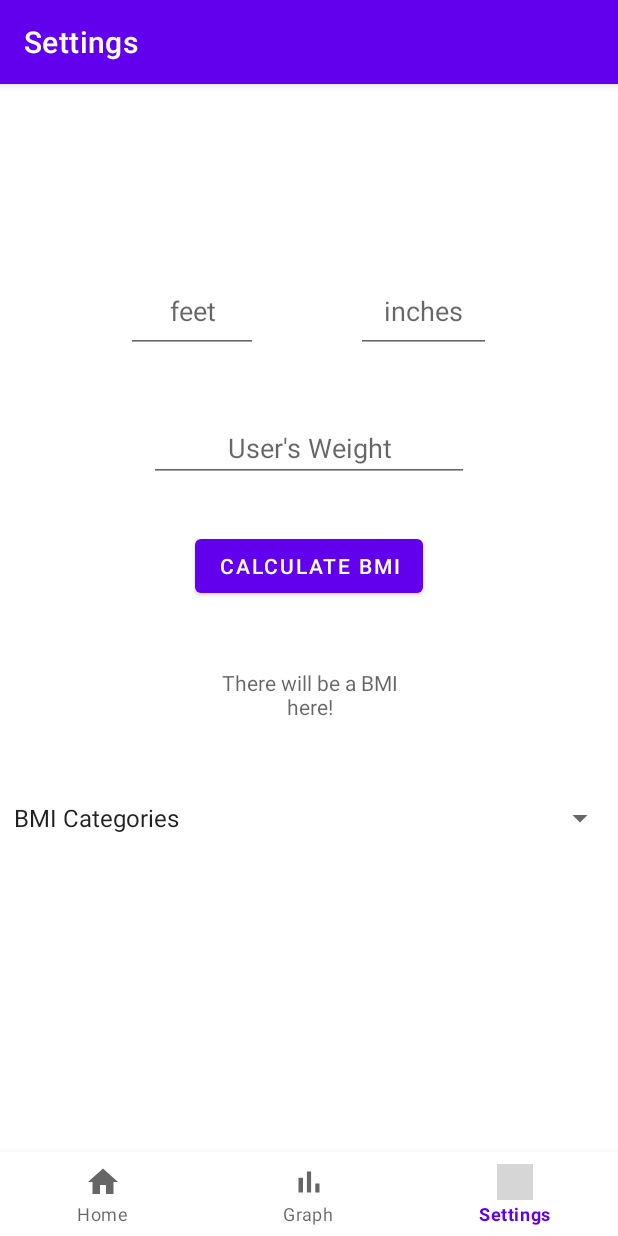
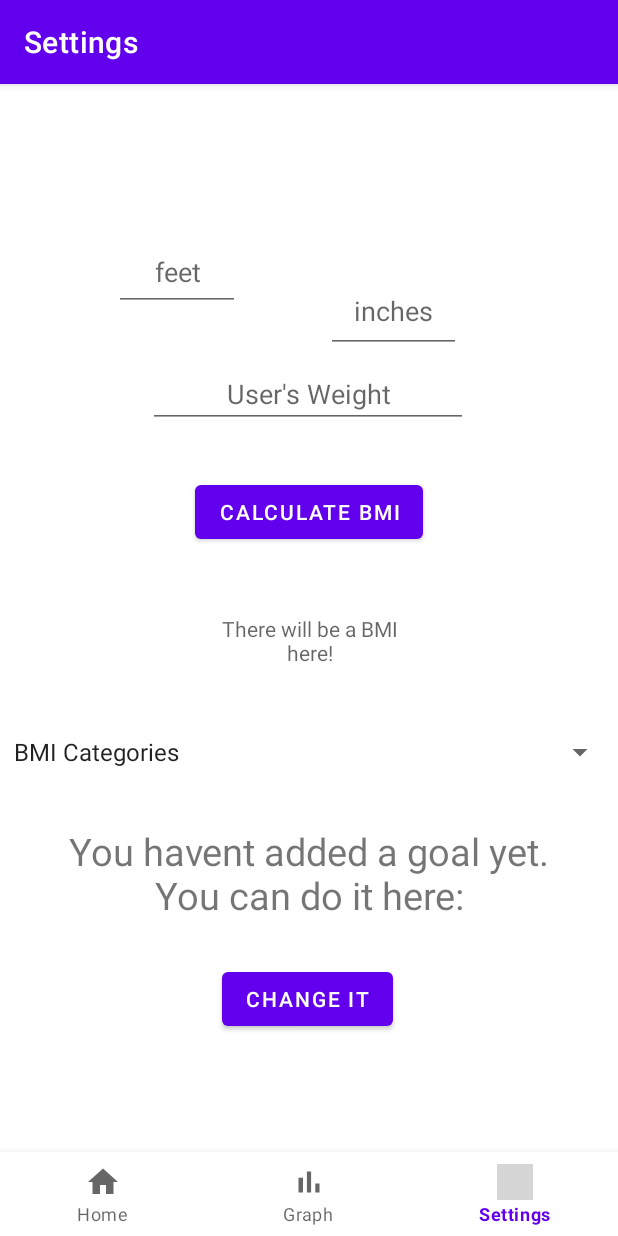
Before and after one commit to FlorenciaDiCiocco/FAT_app_cs246, an Android app: the NotificationsFragment screen opened through its navigation route, on a phone screen of 412 x 824 dp. Run offline under Robolectric (Android 15) with nearby library versions, the phone set to English and light mode, and no system bars; our stand-ins replace navigation-ui; grey boxes are pictures that could not be loaded.

Commit message:
added the save goal and a momentary skip it button

```diff
--- a/app/src/main/AndroidManifest.xml
+++ b/app/src/main/AndroidManifest.xml
@@ -9,7 +9,8 @@
         android:roundIcon="@mipmap/ic_launcher_round"
         android:supportsRtl="true"
         android:theme="@style/Theme.FAT">
-        <activity android:name=".add_weight_final"></activity>
+        <activity android:name=".Save_Goal"></activity>
+        <activity android:name=".add_weight_final" />
         <activity
             android:name=".MainActivity2_bottom_bar"
             android:label="@string/title_activity_main_activity2_bottom_bar" />
--- a/app/src/main/java/com/team3/fat/Globals.java
+++ b/app/src/main/java/com/team3/fat/Globals.java
@@ -47,4 +47,14 @@ public class Globals {
     public static void set_weight_type(Weight_type newWeight_type) {
         _user.weight_type = newWeight_type;
     }
+
+    // Getter Goal
+    public static float get_Goal() {
+        return _user.weight_goal;
+    }
+
+    // Setter Goal
+    public static void set_Goal(float Goal) {
+        _user.weight_goal = Goal;
+    }
 }
--- a/app/src/main/java/com/team3/fat/MainActivity.java
+++ b/app/src/main/java/com/team3/fat/MainActivity.java
@@ -105,5 +105,9 @@ public class MainActivity extends AppCompatActivity {
     //    button.setText("Yo yo yo");
 
     //}
-
+    public void damn_it_all(View view){
+        //I'll remove this function before the handin, sorry
+        Globals.setuserEmail("user's name");
+        startActivity(new Intent(getApplicationContext(), MainActivity2_bottom_bar.class));
+    }
 }
--- a/app/src/main/java/com/team3/fat/ui/notifications/NotificationsFragment.java
+++ b/app/src/main/java/com/team3/fat/ui/notifications/NotificationsFragment.java
@@ -1,10 +1,12 @@
 package com.team3.fat.ui.notifications;
 
+import android.content.Intent;
 import android.os.Bundle;
 import android.view.LayoutInflater;
 import android.view.View;
 import android.view.ViewGroup;
 import android.widget.ArrayAdapter;
+import android.widget.Button;
 import android.widget.EditText;
 import android.widget.Spinner;
 import android.widget.TextView;
@@ -15,13 +17,17 @@ import androidx.fragment.app.Fragment;
 import androidx.lifecycle.Observer;
 import androidx.lifecycle.ViewModelProvider;
 
+import com.team3.fat.Globals;
 import com.team3.fat.R;
+import com.team3.fat.Save_Goal;
 
 public class NotificationsFragment extends Fragment  implements View.OnClickListener{
 
     private NotificationsViewModel notificationsViewModel;
 
     public String pear;
+    TextView _mygoal;
+    Button Changing;
 
     public View onCreateView(@NonNull LayoutInflater inflater,
                              ViewGroup container, Bundle savedInstanceState) {
@@ -48,6 +54,26 @@ public class NotificationsFragment extends Fragment  implements View.OnClickList
             }
 
         });
+
+        //I'll show the weight goal here:
+        _mygoal = root.findViewById(R.id.actual_weight_goal);
+        if(Globals.get_Goal()==0){
+            _mygoal.setText("You havent added a goal yet.\nYou can do it here:");
+        } else {
+            _mygoal.setText("Your goal is: "+Globals.get_Goal()+".\nYou can change it here:");
+        }
+
+        //Here we call change weight goal
+        Changing=root.findViewById(R.id.change_goal);
+        Changing.setOnClickListener(new View.OnClickListener() {
+            @Override
+            public void onClick(View v) {
+                Intent weightIntent = new Intent(getActivity(), Save_Goal.class);
+                startActivity(weightIntent);
+            }
+        });
+
+
         return root;
     }
 
--- /dev/null
+++ b/app/src/main/res/layout/content_save_new_goal.xml
@@ -0,0 +1,6 @@
+<?xml version="1.0" encoding="utf-8"?>
+<androidx.constraintlayout.widget.ConstraintLayout xmlns:android="http://schemas.android.com/apk/res/android"
+    xmlns:app="http://schemas.android.com/apk/res-auto"
+    android:layout_width="match_parent"
+    android:layout_height="match_parent"
+    app:layout_behavior="@string/appbar_scrolling_view_behavior"></androidx.constraintlayout.widget.ConstraintLayout>
--- a/app/src/main/res/layout/fragment_notifications.xml
+++ b/app/src/main/res/layout/fragment_notifications.xml
@@ -8,11 +8,11 @@
 
     <EditText
         android:id="@+id/feetHeight"
-        android:layout_width="88dp"
-        android:layout_height="55dp"
-        android:layout_marginStart="84dp"
-        android:layout_marginLeft="84dp"
-        android:layout_marginTop="68dp"
+        android:layout_width="84dp"
+        android:layout_height="51dp"
+        android:layout_marginStart="76dp"
+        android:layout_marginLeft="76dp"
+        android:layout_marginTop="44dp"
         android:autoText="false"
         android:ems="10"
         android:gravity="center"
@@ -38,7 +38,7 @@
         android:id="@+id/BMIspinner"
         android:layout_width="409dp"
         android:layout_height="41dp"
-        android:layout_marginTop="32dp"
+        android:layout_marginTop="24dp"
         app:layout_constraintEnd_toEndOf="parent"
         app:layout_constraintStart_toStartOf="parent"
         app:layout_constraintTop_toBottomOf="@+id/numBMI" />
@@ -68,7 +68,7 @@
         android:hint="inches"
         android:inputType="numberSigned"
         app:layout_constraintEnd_toEndOf="parent"
-        app:layout_constraintHorizontal_bias="0.985"
+        app:layout_constraintHorizontal_bias="0.738"
         app:layout_constraintStart_toEndOf="@+id/feetHeight"
         app:layout_constraintTop_toTopOf="parent" />
 
@@ -76,16 +76,41 @@
         android:id="@+id/calcWithWeight"
         android:layout_width="wrap_content"
         android:layout_height="wrap_content"
-        android:layout_marginTop="164dp"
+        android:layout_marginTop="128dp"
         android:ems="10"
         android:gravity="center"
         android:hint="User's Weight"
         android:inputType="numberDecimal"
         app:layout_constraintBottom_toTopOf="@+id/buttonBMI"
         app:layout_constraintEnd_toEndOf="parent"
+        app:layout_constraintHorizontal_bias="0.497"
         app:layout_constraintStart_toStartOf="parent"
         app:layout_constraintTop_toTopOf="parent"
         app:layout_constraintVertical_bias="0.0" />
 
+    <Button
+        android:id="@+id/change_goal"
+        android:layout_width="wrap_content"
+        android:layout_height="wrap_content"
+        android:layout_marginStart="148dp"
+        android:layout_marginLeft="148dp"
+        android:layout_marginTop="28dp"
+        android:text="Change it"
+        app:layout_constraintStart_toStartOf="parent"
+        app:layout_constraintTop_toBottomOf="@+id/actual_weight_goal"
+        tools:ignore="MissingConstraints" />
+
+    <TextView
+        android:id="@+id/actual_weight_goal"
+        android:layout_width="wrap_content"
+        android:layout_height="wrap_content"
+        android:layout_marginTop="28dp"
+        android:textAlignment="center"
+        app:layout_constraintEnd_toEndOf="parent"
+        app:layout_constraintStart_toStartOf="parent"
+        app:layout_constraintTop_toBottomOf="@+id/BMIspinner"
+        android:gravity="center_horizontal"
+        android:textSize="25dp"/>
+
 
 </androidx.constraintlayout.widget.ConstraintLayout>
```
Also changed, not shown: app/src/main/java/com/team3/fat/FirstFragment.java (added, +34 -0 lines), app/src/main/java/com/team3/fat/Save_Goal.java (added, +24 -0 lines), app/src/main/java/com/team3/fat/SecondFragment.java (added, +34 -0 lines), app/src/main/res/layout/activity_main.xml (+10 -0 lines), app/src/main/res/layout/activity_save__goal.xml (added, +43 -0 lines), app/src/main/res/layout/fragment_first.xml (added, +28 -0 lines), app/src/main/res/layout/fragment_second.xml (added, +27 -0 lines), app/src/main/res/navigation/nav_graph.xml (added, +28 -0 lines), app/src/main/res/values/strings.xml (+9 -0 lines), app/src/main/res/values/themes.xml (+9 -0 lines).
